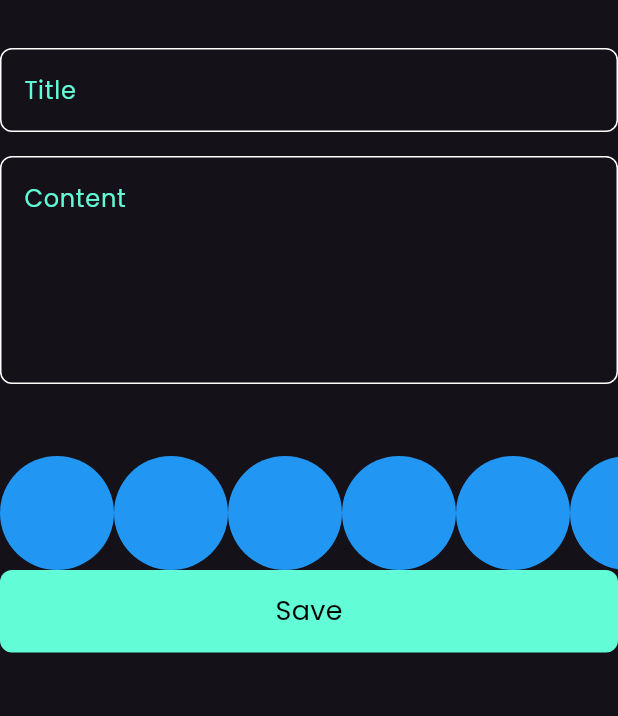
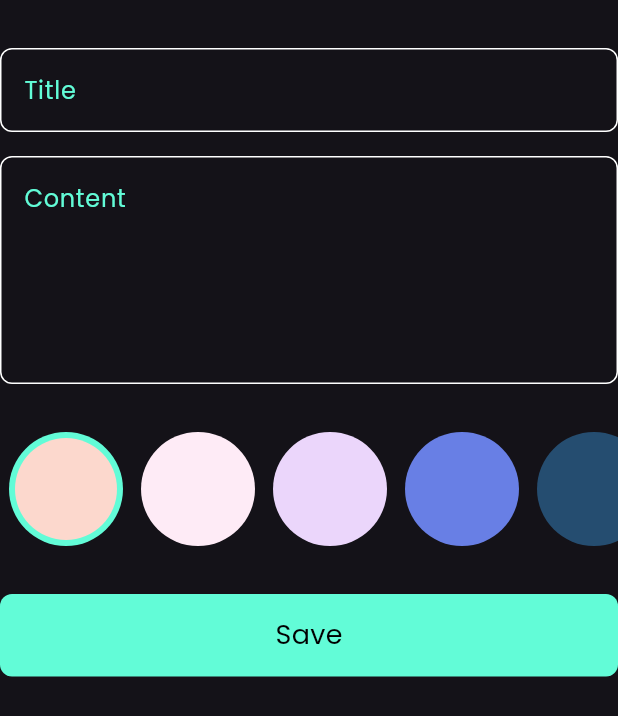
Before and after one commit to AbdullahCod3/notes_app, a Flutter app: the AddNoteForm widget shown alone on an empty page, opened directly, on a phone screen of 412 x 824 dp. Shown: the top 716 px of the screen. Run offline on Flutter 3.47's test engine with Material 3 defaults, Android fonts, the phone set to English and light mode, and no system bars; our stand-ins replace bloc, flutter_bloc, font_awesome_flutter, hive, hive_flutter, modal_progress_hud_nsn; accounts and stored records are empty.

Commit message:
colors list view part two

```diff
--- a/lib/views/widgets/add_note_form.dart
+++ b/lib/views/widgets/add_note_form.dart
@@ -41,8 +41,10 @@ class _AddNoteFormState extends State<AddNoteForm> {
               subTitle = value;
             },
           ),
-          SizedBox(height: 48),
+          SizedBox(height: 32),
           ColorsListView(),
+          SizedBox(height: 32),
+
           BlocBuilder<AddNoteCubit, AddNoteState>(
             builder: (context, state) {
               return CustomButton(
--- a/lib/views/widgets/colors_list_view.dart
+++ b/lib/views/widgets/colors_list_view.dart
@@ -1,27 +1,60 @@
 import 'package:flutter/material.dart';
+import 'package:notes_app/constants.dart';
 
 class ColorsItem extends StatelessWidget {
-  const ColorsItem({super.key});
-
+  const ColorsItem({super.key, required this.isActive, required this.color});
+  final bool isActive;
+  final Color color;
   @override
   Widget build(BuildContext context) {
-    return const CircleAvatar(backgroundColor: Colors.blue, radius: 38);
+    return isActive
+        ? CircleAvatar(
+            radius: 38,
+            backgroundColor: kPrimaryColor,
+            child: CircleAvatar(backgroundColor: color, radius: 34),
+          )
+        : CircleAvatar(backgroundColor: color, radius: 38);
   }
 }
 
-class ColorsListView extends StatelessWidget {
+class ColorsListView extends StatefulWidget {
   const ColorsListView({super.key});
 
+  @override
+  State<ColorsListView> createState() => _ColorsListViewState();
+}
+
+class _ColorsListViewState extends State<ColorsListView> {
+  int currentIndex = 0;
+  List<Color> colors = [
+    Color(0xffFCD8CD),
+    Color(0xffFEEBF6),
+    Color(0xffEBD6FB),
+    Color(0xff687FE5),
+    Color(0xff254D70),
+  ];
   @override
   Widget build(BuildContext context) {
     return SizedBox(
       height: 38 * 2,
       child: ListView.builder(
-        itemCount: 10,
+        itemCount: colors.length,
         scrollDirection: Axis.horizontal,
         // scrollDirection: Axis.horizontal,
         itemBuilder: (context, index) {
-          return ColorsItem();
+          return Padding(
+            padding: const EdgeInsets.symmetric(horizontal: 6),
+            child: GestureDetector(
+              onTap: () {
+                currentIndex = index;
+                setState(() {});
+              },
+              child: ColorsItem(
+                isActive: currentIndex == index,
+                color: colors[index],
+              ),
+            ),
+          );
         },
       ),
     );
```
